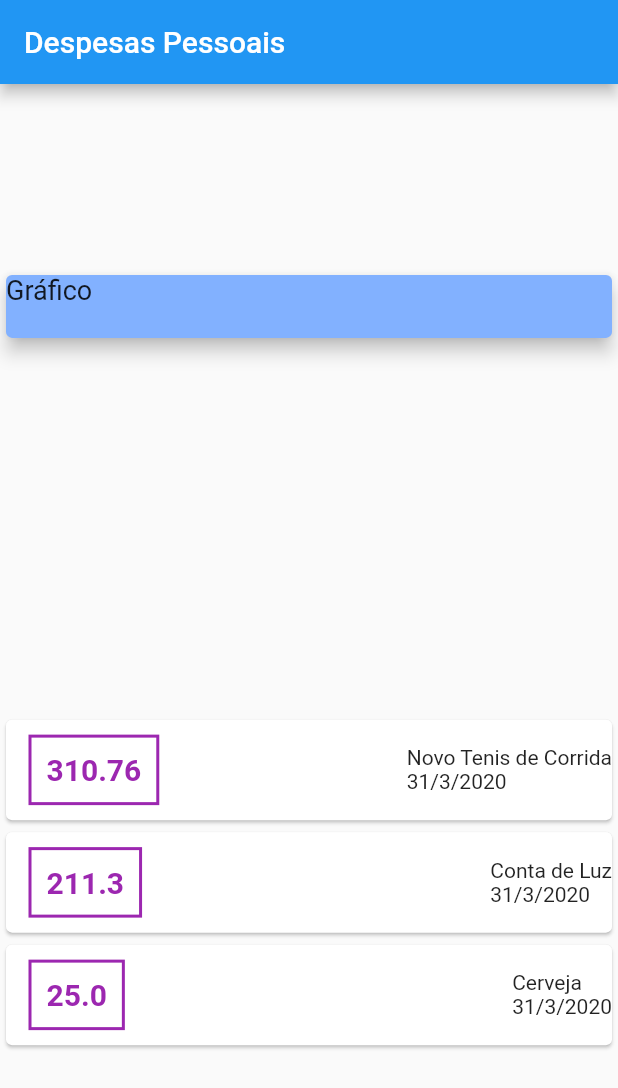
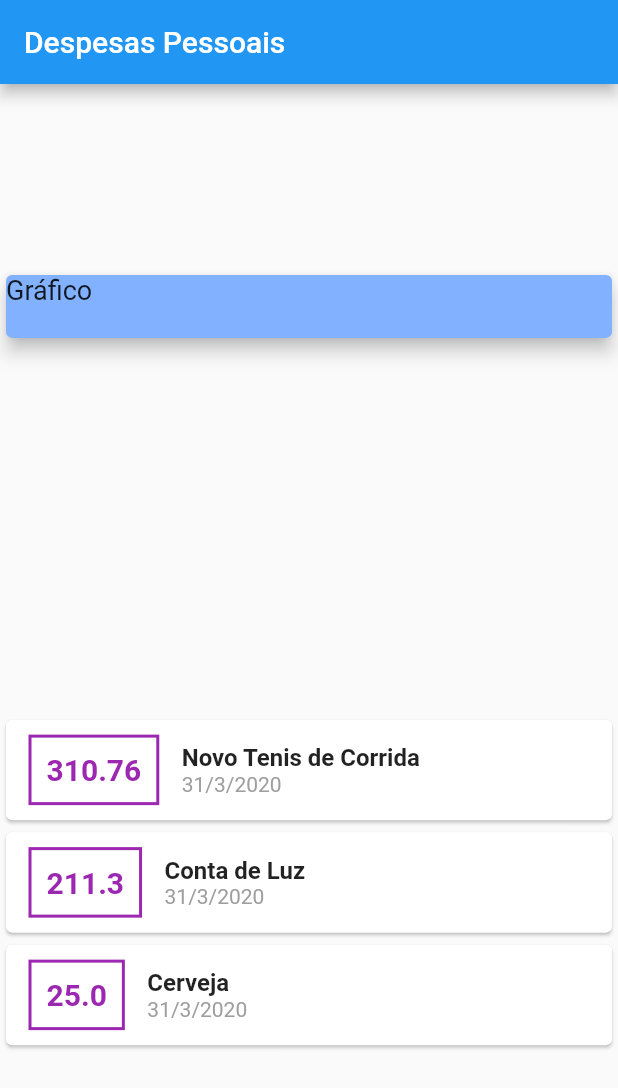
Before and after one commit to saulloalmeida/expenses, a Flutter app: the screen it shows after launch, on a phone screen of 412 x 824 dp. Shown: the top 1088 px of the screen. Run offline on Flutter 3.47's test engine with Material 2 defaults, Android fonts, the phone set to English and light mode, and no system bars.

Commit message:
Alterando Card de acordo com a aula 85

```diff
--- a/lib/main.dart
+++ b/lib/main.dart
@@ -57,13 +57,14 @@ class MyHomePage extends StatelessWidget {
             ),
           ),
           Column(
+              crossAxisAlignment: CrossAxisAlignment.start,
               children: _transactions.map((tr) {
                 return Card(
                   child: Row(
-                mainAxisAlignment: MainAxisAlignment.spaceBetween,
                     children: <Widget>[
                       Container(
-                    margin: EdgeInsets.symmetric(horizontal: 15, vertical: 10),
+                        margin:
+                            EdgeInsets.symmetric(horizontal: 15, vertical: 10),
                         decoration: BoxDecoration(
                           border: Border.all(color: Colors.purple, width: 2),
                         ),
@@ -73,16 +74,23 @@ class MyHomePage extends StatelessWidget {
                           style: TextStyle(
                               color: Colors.purple,
                               fontSize: 20,
-                        fontWeight: FontWeight.bold
-                      ),
+                              fontWeight: FontWeight.bold),
                         ),
                       ),
                       Column(
                         crossAxisAlignment: CrossAxisAlignment.start,
                         children: <Widget>[
-                      Text(tr.title),
                           Text(
-                          "${tr.date.day.toString()}/${tr.date.month.toString()}/${tr.date.year.toString()}"),
+                            tr.title,
+                            style: TextStyle(
+                                fontSize: 16, fontWeight: FontWeight.bold),
+                          ),
+                          Text(
+                            "${tr.date.day.toString()}/${tr.date.month.toString()}/${tr.date.year.toString()}",
+                            style: TextStyle(
+                              color: Colors.grey,
+                            ),
+                          ),
                         ],
                       ),
                     ],
```
Lines whose indentation alone changed are shown as unchanged.
